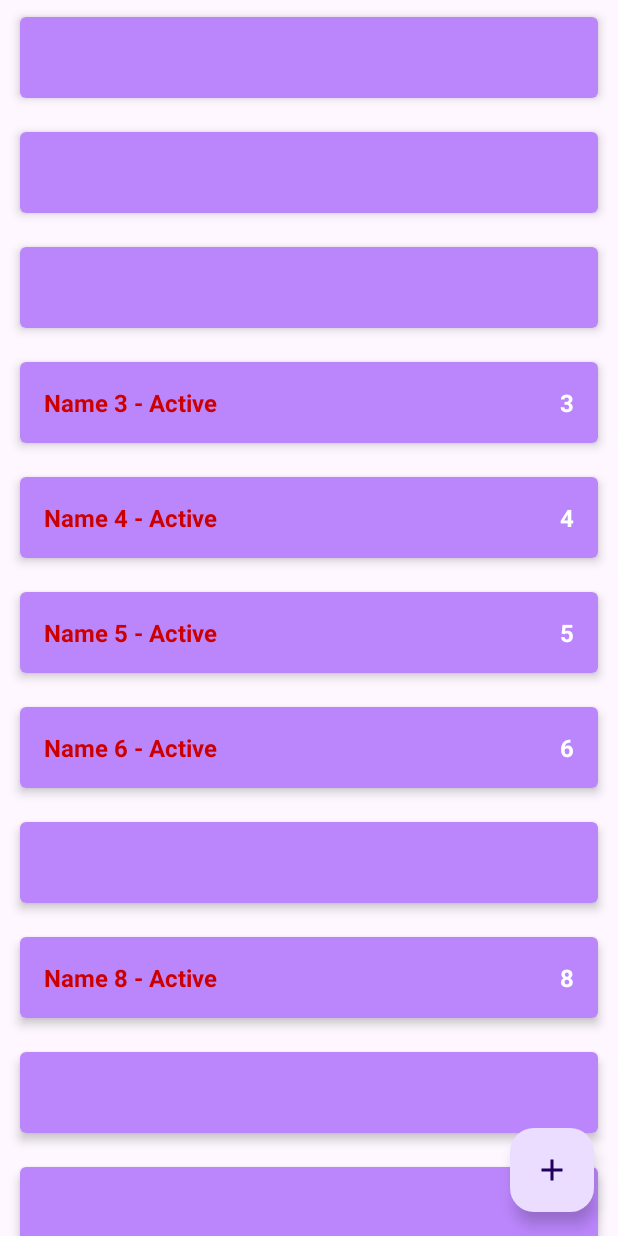
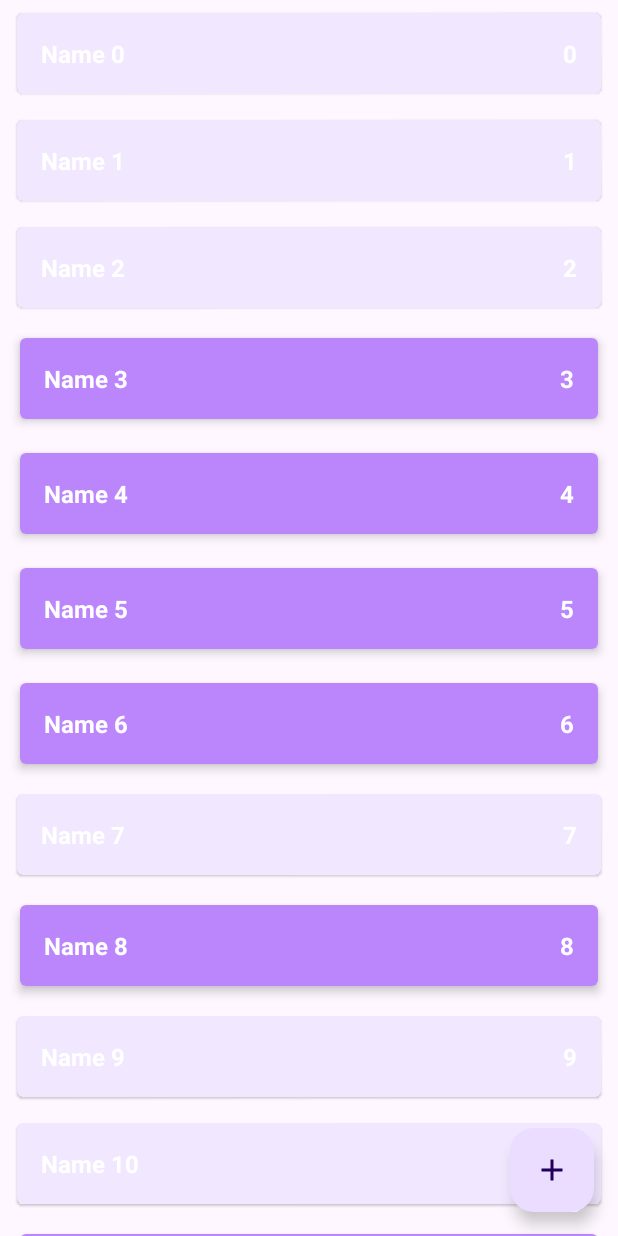
Before and after one commit to Rustam1821/MyShoppingList, an Android app: the screen it shows after launch (MainActivity), on a phone screen of 412 x 824 dp. Run offline under Robolectric (Android 15) with nearby library versions, the phone set to English and light mode, and no system bars.

Commit message:
Lesson_09

```diff
--- a/app/src/main/java/com/example/myshoppinglist/data/ShopListRepositoryImpl.kt
+++ b/app/src/main/java/com/example/myshoppinglist/data/ShopListRepositoryImpl.kt
@@ -13,7 +13,7 @@ object ShopListRepositoryImpl : ShopListRepository {
     private var autoIncrementId = 0
 
     init {
-        for (i in 0 until 100) {
+        for (i in 0 until 1000) {
             val item = ShopItem("Name $i", i, Random.nextBoolean())
             addShopItem(item)
         }
--- a/app/src/main/java/com/example/myshoppinglist/presentation/MainActivity.kt
+++ b/app/src/main/java/com/example/myshoppinglist/presentation/MainActivity.kt
@@ -1,14 +1,14 @@
 package com.example.myshoppinglist.presentation
+////4.4 done: 3hours 27 minutes
 
 import android.os.Bundle
-import android.widget.LinearLayout
-import android.widget.TextView
 import androidx.appcompat.app.AppCompatActivity
 import androidx.lifecycle.ViewModelProvider
 import androidx.recyclerview.widget.RecyclerView
-import androidx.recyclerview.widget.RecyclerView.Adapter
 import com.example.myshoppinglist.R
-import com.example.myshoppinglist.domain.ShopItem
+import com.example.myshoppinglist.presentation.ShopListAdapter.Companion.MAX_POOL_SIZE
+import com.example.myshoppinglist.presentation.ShopListAdapter.Companion.VIEW_TYPE_DISABLED
+import com.example.myshoppinglist.presentation.ShopListAdapter.Companion.VIEW_TYPE_ENABLED
 
 class MainActivity : AppCompatActivity() {
 
@@ -29,5 +29,7 @@ class MainActivity : AppCompatActivity() {
         val rvShopList = findViewById<RecyclerView>(R.id.rv_shop_list)
         adapter = ShopListAdapter()
         rvShopList.adapter = adapter
+        rvShopList.recycledViewPool.setMaxRecycledViews(VIEW_TYPE_ENABLED, MAX_POOL_SIZE)
+        rvShopList.recycledViewPool.setMaxRecycledViews(VIEW_TYPE_DISABLED, MAX_POOL_SIZE)
     }
 }
--- a/app/src/main/java/com/example/myshoppinglist/presentation/ShopListAdapter.kt
+++ b/app/src/main/java/com/example/myshoppinglist/presentation/ShopListAdapter.kt
@@ -1,10 +1,10 @@
 package com.example.myshoppinglist.presentation
 
+import android.util.Log
 import android.view.LayoutInflater
 import android.view.View
 import android.view.ViewGroup
 import android.widget.TextView
-import androidx.core.content.ContextCompat
 import androidx.recyclerview.widget.RecyclerView
 import com.example.myshoppinglist.R
 import com.example.myshoppinglist.domain.ShopItem
@@ -16,12 +16,16 @@ class ShopListAdapter : RecyclerView.Adapter<ShopListAdapter.ShopItemViewHolder>
             notifyDataSetChanged()
         }
 
+    private var count = 0
+
     override fun onCreateViewHolder(parent: ViewGroup, viewType: Int): ShopItemViewHolder {
-        val view = LayoutInflater.from(parent.context).inflate(
-            R.layout.item_shop_enabled,
-            parent,
-            false
-        )
+        Log.d("ShopListAdapter", "onCreateViewHolder, count: ${++count}")
+        val layout = when (viewType) {
+            VIEW_TYPE_ENABLED -> R.layout.item_shop_enabled
+            VIEW_TYPE_DISABLED -> R.layout.item_shop_disabled
+            else -> throw RuntimeException("Unknown view type: $viewType")
+        }
+        val view = LayoutInflater.from(parent.context).inflate(layout, parent, false)
         return ShopItemViewHolder(view)
     }
 
@@ -31,30 +35,30 @@ class ShopListAdapter : RecyclerView.Adapter<ShopListAdapter.ShopItemViewHolder>
 
     override fun onBindViewHolder(holder: ShopItemViewHolder, position: Int) {
         val item = shopList[position]
-        val status = if (item.enabled) {
-            "Active"
-        } else {
-            "Inactive"
-        }
         holder.itemView.setOnLongClickListener {
             true
         }
-        if (item.enabled) {
-            holder.tvName.text = "${item.name} - $status"
-            holder.tvCount.text = item.count.toString()
-            holder.tvName.setTextColor(ContextCompat.getColor(holder.view.context, android.R.color.holo_red_dark))
-        }
+        holder.tvName.text = item.name
+        holder.tvCount.text = item.count.toString()
     }
 
-    override fun onViewRecycled(viewHolder: ShopItemViewHolder) {
-        super.onViewRecycled(viewHolder)
-        viewHolder.tvName.text = null
-        viewHolder.tvCount.text = null
-        viewHolder.tvName.setTextColor(ContextCompat.getColor(viewHolder.view.context, android.R.color.white))
+    override fun getItemViewType(position: Int): Int {
+        return if (shopList[position].enabled) {
+            VIEW_TYPE_ENABLED
+        } else {
+            VIEW_TYPE_DISABLED
+        }
     }
 
     class ShopItemViewHolder(val view: View) : RecyclerView.ViewHolder(view) {
         val tvName = view.findViewById<TextView>(R.id.tv_name)
         val tvCount = view.findViewById<TextView>(R.id.tv_count)
     }
+
+    companion object {
+        const val VIEW_TYPE_ENABLED = 100
+        const val VIEW_TYPE_DISABLED = 101
+
+        const val MAX_POOL_SIZE = 15
+    }
 }
```
